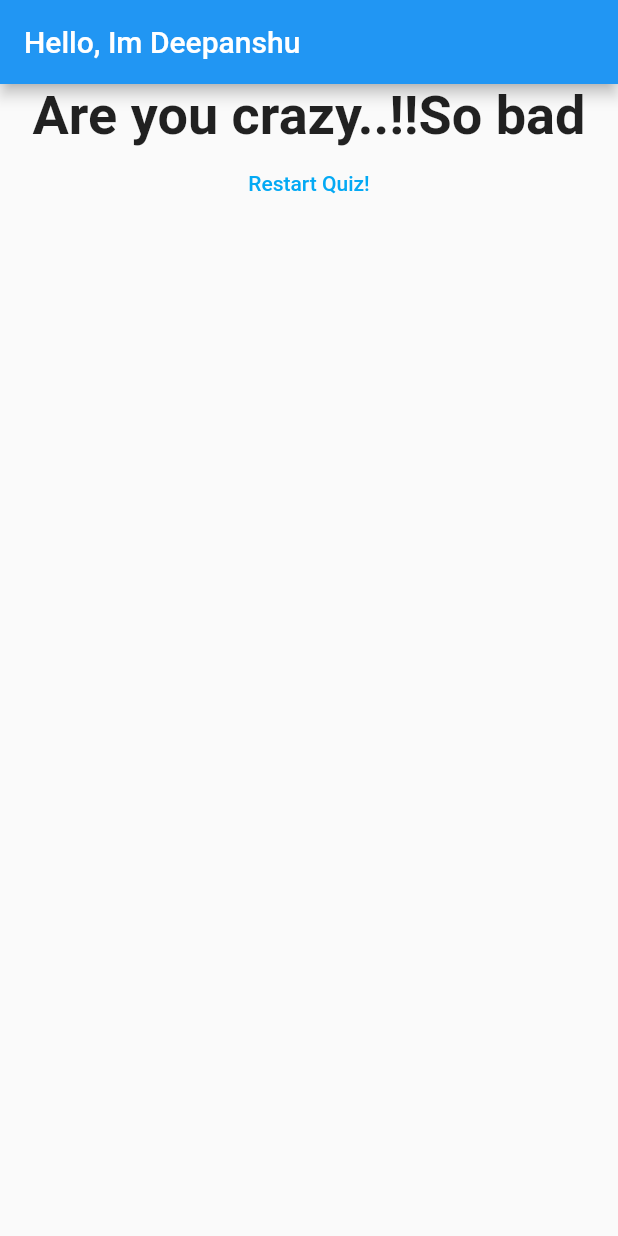
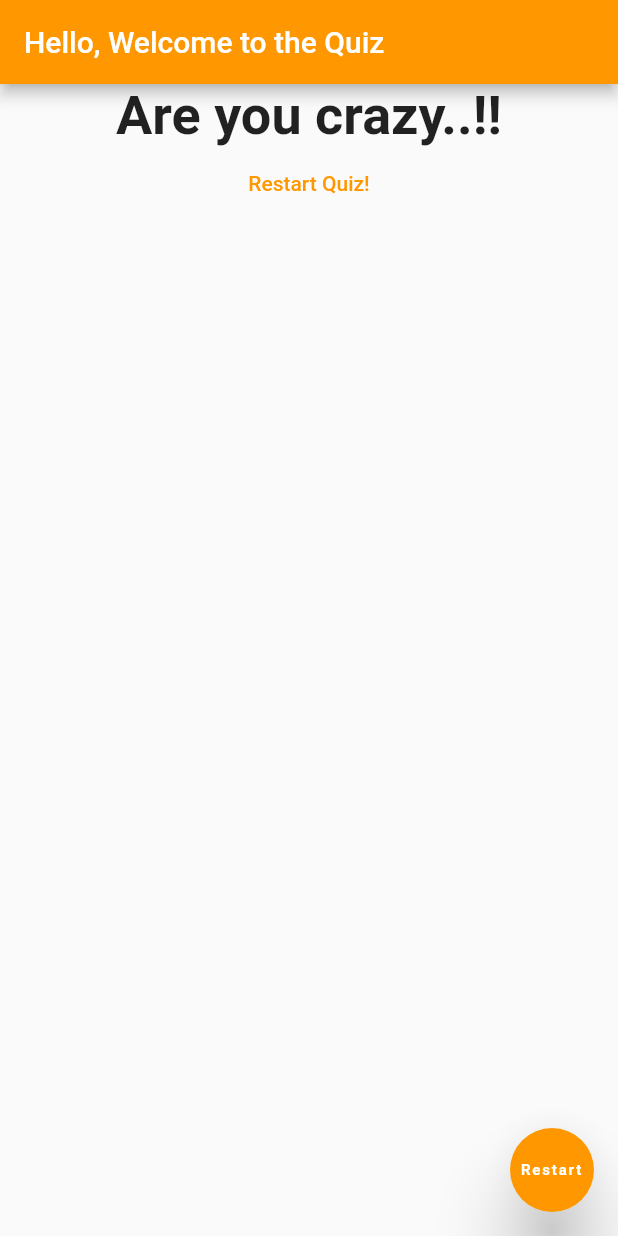
Before and after one commit to deepi-badshah/Quiz-App, a Flutter app: the screen it shows after launch, after a tap on "Black", after a tap on "Mahindra Jeep", after a tap on "Jubin Nautiyal", on a phone screen of 412 x 824 dp. Run offline on Flutter 3.47's test engine with Material 2 defaults, Android fonts, the phone set to English and light mode, and no system bars.

Commit message:
Floating Acton Button Added and theme changed

```diff
--- a/lib/answer.dart
+++ b/lib/answer.dart
@@ -13,7 +13,7 @@ class Answer extends StatelessWidget {
       width: double.infinity,
       child: ElevatedButton(
         style: ElevatedButton.styleFrom(
-            backgroundColor: Colors.blueAccent, foregroundColor: Colors.white),
+            backgroundColor: Colors.orange, foregroundColor: Colors.white),
         child: Text(answerText),
         onPressed: selectHandler,
       ),
--- a/lib/main.dart
+++ b/lib/main.dart
@@ -66,7 +66,9 @@ class MyAppState extends State<_MyApp> {
       debugShowCheckedModeBanner: false,
       home: Scaffold(
         appBar: AppBar(
-          title: Text('Hello, Im Deepanshu'),
+          title: Text('Hello, Welcome to the Quiz'),
+          foregroundColor: Colors.white,
+          backgroundColor: Colors.orange,
         ),
         body: _questionIndex < _questions.length
             ? Quiz(
@@ -75,6 +77,16 @@ class MyAppState extends State<_MyApp> {
                 questions: _questions,
               )
             : Result(_totalScore, _resetQuiz),
+        floatingActionButton: FloatingActionButton(
+          onPressed: _resetQuiz,
+          backgroundColor: Colors.orange,
+          elevation: 20,
+          child: Text(
+            "Restart",
+            style: TextStyle(fontSize: 10, fontWeight: FontWeight.bold),
+            textAlign: TextAlign.center,
+          ),
+        ),
       ),
     );
   }
--- a/lib/result.dart
+++ b/lib/result.dart
@@ -9,13 +9,13 @@ class Result extends StatelessWidget {
   String get resultPhrase {
     String resultText;
     if (resultScore <= 8) {
-      resultText = 'You are awesome and very innocent ';
+      resultText = 'You are Amazing ';
     } else if (resultScore <= 12) {
-      resultText = ' Pretty Awesome!';
+      resultText = 'Literally, A great choice!!';
     } else if (resultScore <= 16) {
-      resultText = 'Literally, You are strange!!';
+      resultText = 'Pretty Awesome!!';
     } else {
-      resultText = 'Are you crazy..!!' + 'So bad';
+      resultText = 'Are you crazy..!!';
     }
     return resultText;
   }
@@ -33,7 +33,7 @@ class Result extends StatelessWidget {
           TextButton(
             child: Text('Restart Quiz!'),
             onPressed: resetHandler,
-            style: TextButton.styleFrom(foregroundColor: Colors.lightBlue),
+            style: TextButton.styleFrom(foregroundColor: Colors.orange),
           )
         ],
       ),
```
